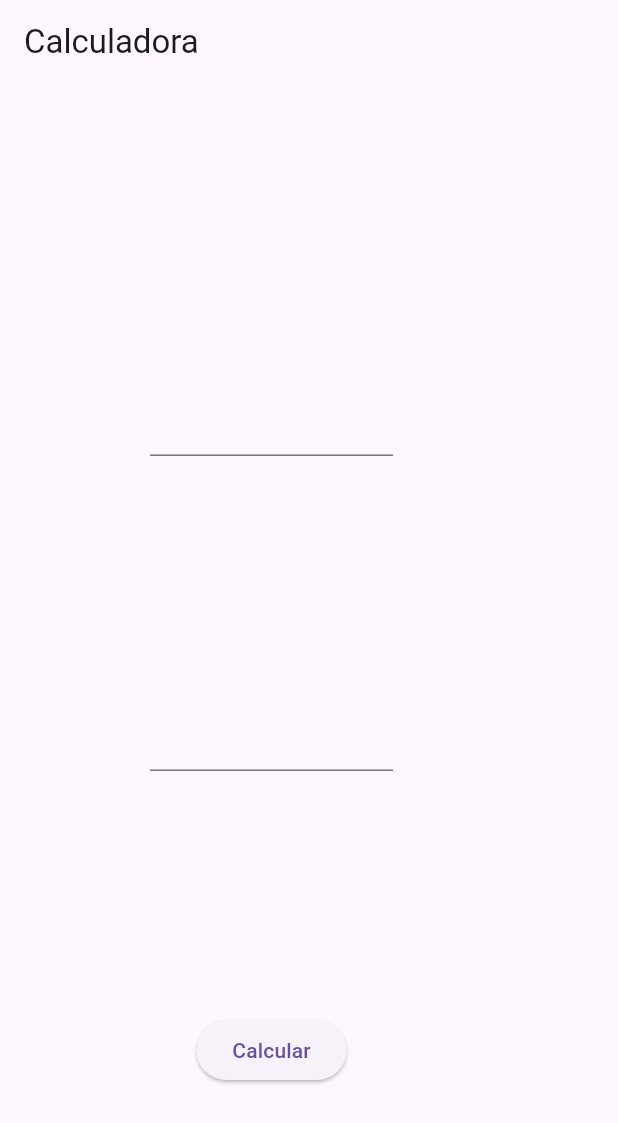
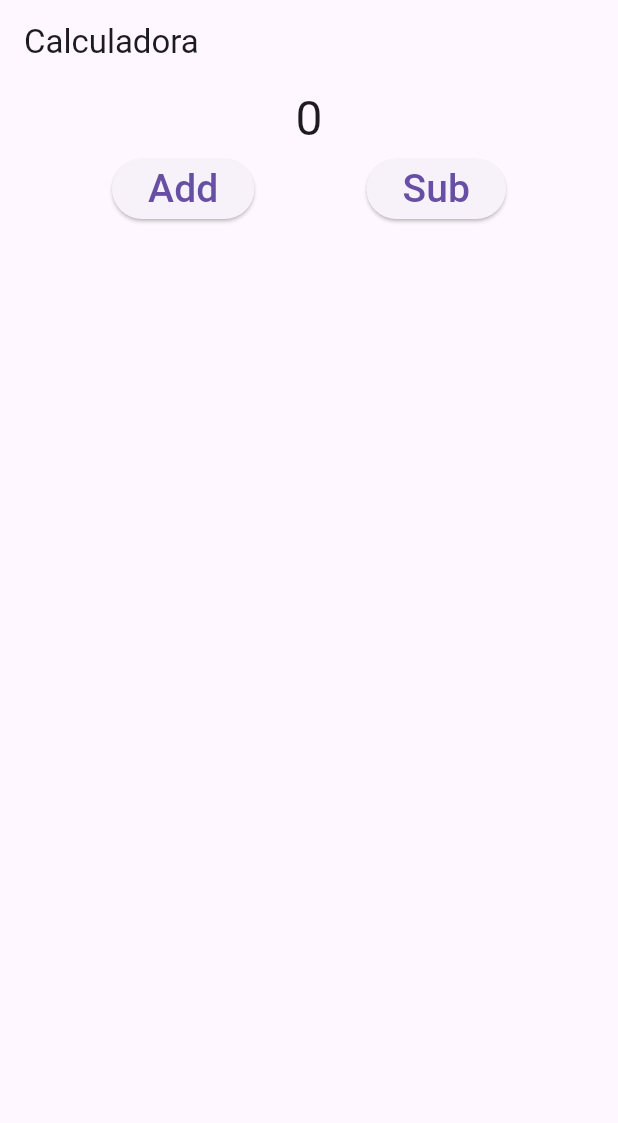
Before and after one commit to matheusviniciusga/flutter, a Flutter app: the screen it shows after launch, on a phone screen of 412 x 824 dp. Shown: the top 1123 px of the screen. Run offline on Flutter 3.47's test engine with Material 3 defaults, Android fonts, the light colour scheme and no system bars.

Commit message:
Add files via upload

```diff
--- a/flutter_application_1/lib/main.dart
+++ b/flutter_application_1/lib/main.dart
@@ -1,11 +1,22 @@
 import 'package:flutter/material.dart';
 
-void main() {
-  runApp(const MainApp());
+void main() => runApp(const MainApp());
+
+class MainApp extends StatefulWidget {
+  const MainApp({super.key});
+
+  @override
+  State<MainApp> createState() => MainAppState();
 }
 
-class MainApp extends StatelessWidget {
-  const MainApp({super.key});
+class MainAppState extends State<MainApp> {
+  late int num;
+
+  @override
+  void initState() {
+    num = 0;
+    super.initState();
+  }
 
   @override
   Widget build(BuildContext context) {
@@ -15,17 +26,35 @@
           title: const Text("Calculadora"),
         ),
         body: Center(
-          child: Container(
-            margin: const EdgeInsets.fromLTRB(100, 200, 150, 100),
-            child: Column(
-              mainAxisAlignment: MainAxisAlignment.spaceBetween,
-              children: [
-                const TextField(),
-                const TextField(),
-                ElevatedButton(onPressed: () {}, child: const Text("Calcular"))
-              ],
-            ),
-          )
+          child: Column(
+            children: [
+              Text(
+                num.toString(),
+                style: TextStyle(fontSize: 32),
+              ),
+              Row(
+                mainAxisAlignment: MainAxisAlignment.spaceEvenly,
+                children: [
+                  ElevatedButton(
+                      onPressed: () {
+                        setState(() {
+                          num += 1;
+                        });
+                      },
+                      child: Text("Add", style: TextStyle(fontSize: 26))
+                  ),
+                  ElevatedButton(
+                      onPressed: () {
+                        setState(() {
+                          num -= 1;
+                        });
+                      },
+                      child: Text("Sub", style: TextStyle(fontSize: 26))
+                  ),
+                ],
+              ),
+            ],
+          ),
         ),
       ),
     );
```
